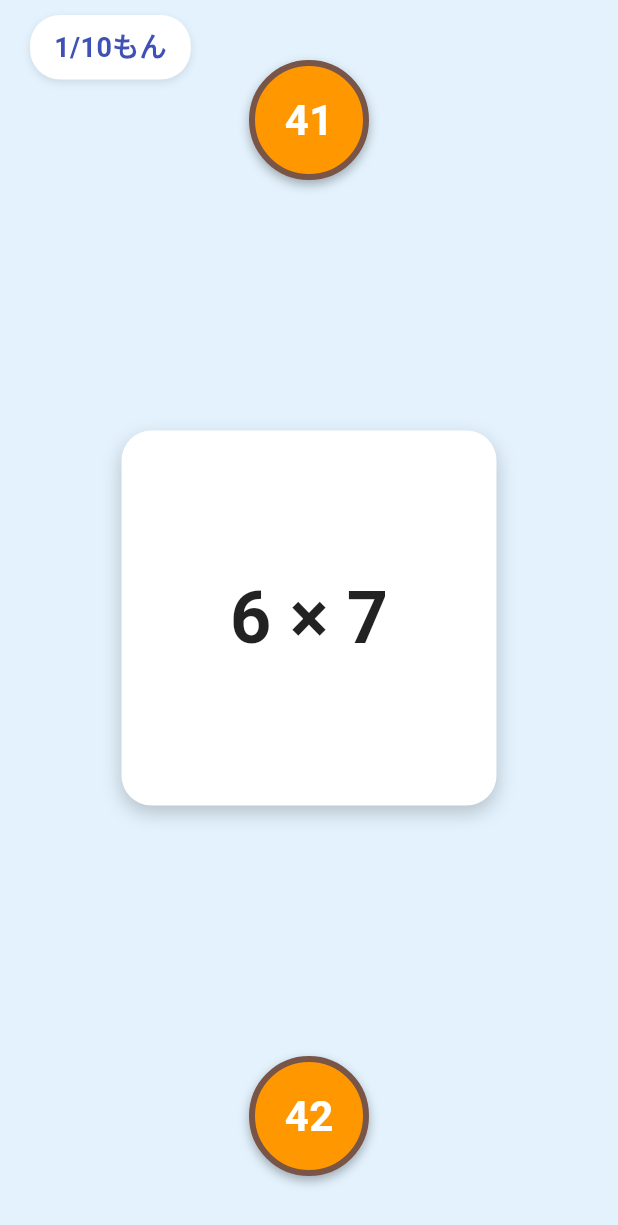
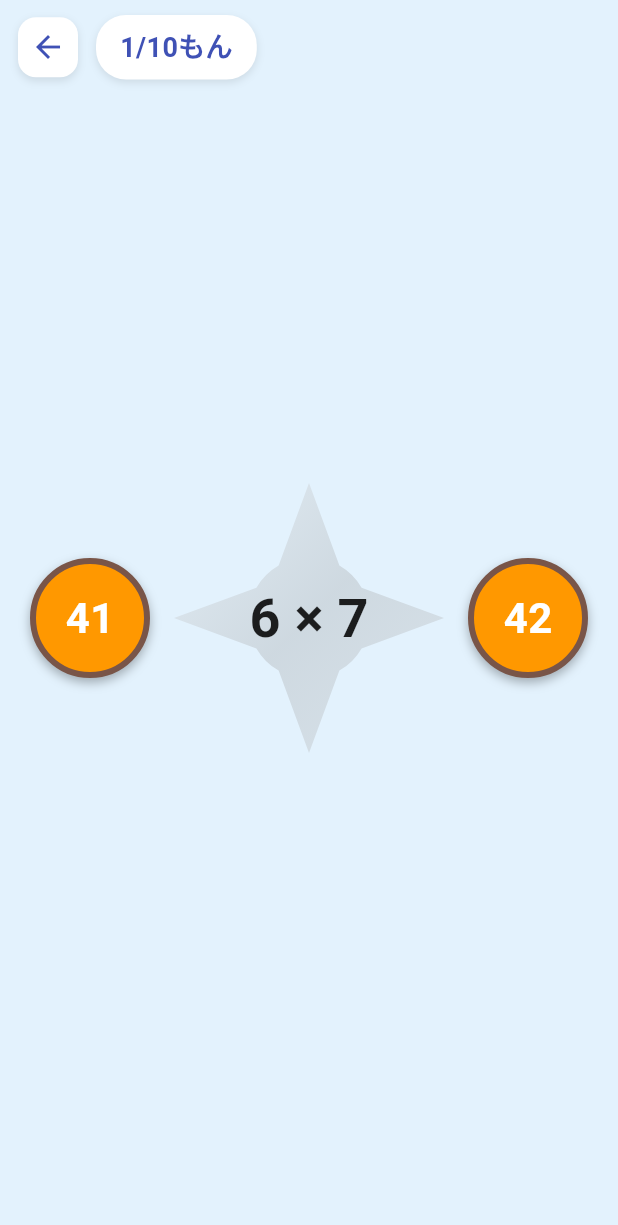
Before and after one commit to breaking-brake/kuku_shuriken, a Flutter app: the screen it shows after launch, after a tap on "かんたん", on a phone screen of 412 x 824 dp. Shown: the top 1225 px of the screen. Run offline on Flutter 3.47's test engine with Material 3 defaults, Android fonts, the phone set to English and light mode, and no system bars; our stand-ins replace audioplayers.

Commit message:
feat: redesign card as shuriken shape with improved UX
- Add ShurikenClipper for shuriken-shaped card
- Make card background semi-transparent (text stays opaque)
- Add rotation animation when shuriken flies (1.5 rotations)
- Shuriken flies off screen instead of stopping at target
- Adjust animation speed by direction (left/right slower)
- Change easy difficulty from up/down to left/right
- Add back button to game screen header

🤖 Generated with [Claude Code](https://claude.com/claude-code)

Co-Authored-By: Claude Opus 4.5 <noreply@anthropic.com>

```diff
--- a/lib/domain/entities/difficulty.dart
+++ b/lib/domain/entities/difficulty.dart
@@ -2,11 +2,11 @@ import 'swipe_direction.dart';
 
 /// 難易度を表すEnum
 enum Difficulty {
-  /// かんたん: 2方向（上下）
+  /// かんたん: 2方向（左右）
   easy(
     label: 'かんたん',
     targetCount: 2,
-    directions: [SwipeDirection.up, SwipeDirection.down],
+    directions: [SwipeDirection.left, SwipeDirection.right],
   ),
 
   /// ふつう: 3方向（上左右）
--- a/lib/presentation/screens/game_screen.dart
+++ b/lib/presentation/screens/game_screen.dart
@@ -4,6 +4,7 @@ import 'package:flutter/material.dart';
 import '../../data/audio/audio_player.dart';
 import '../../domain/entities/difficulty.dart';
 import '../../domain/entities/game_state.dart';
+import '../../domain/entities/question.dart';
 import '../../domain/entities/swipe_direction.dart';
 import '../../domain/usecases/audio_usecase.dart';
 import '../../domain/usecases/game_usecase.dart';
@@ -31,6 +32,7 @@ class _GameScreenState extends State<GameScreen> {
   bool _isAnimating = false;
   SwipeDirection? _lastSwipeDirection;
   bool? _lastAnswerCorrect;
+  Question? _lastQuestion;
 
   @override
   void initState() {
@@ -62,8 +64,9 @@ class _GameScreenState extends State<GameScreen> {
 
   /// 難易度に応じたスワイプ方向を制限する
   SwipeOptions _getAllowedSwipeOptions() {
-    final directions =
-        _gameState.currentTargets.map((t) => t.direction).toSet();
+    final directions = _gameState.currentTargets
+        .map((t) => t.direction)
+        .toSet();
     return SwipeOptions.only(
       up: directions.contains(SwipeDirection.up),
       down: directions.contains(SwipeDirection.down),
@@ -95,6 +98,7 @@ class _GameScreenState extends State<GameScreen> {
       _isAnimating = true;
       _lastSwipeDirection = swipeDirection;
       _lastAnswerCorrect = selectedTarget.isCorrect;
+      _lastQuestion = _gameState.currentQuestion;
     });
 
     // 効果音再生
@@ -116,6 +120,7 @@ class _GameScreenState extends State<GameScreen> {
       _isAnimating = false;
       _lastSwipeDirection = null;
       _lastAnswerCorrect = null;
+      _lastQuestion = null;
     });
 
     // ゲーム終了判定
@@ -139,19 +144,42 @@ class _GameScreenState extends State<GameScreen> {
       body: SafeArea(
         child: Stack(
           children: [
-            // ヘッダー（進捗表示と連続正解数）
+            // ヘッダー（戻るボタン、進捗表示、連続正解数）
             Positioned(
               top: 0,
               left: 0,
               right: 0,
               child: Padding(
                 padding: const EdgeInsets.symmetric(
-                  horizontal: 20,
+                  horizontal: 12,
                   vertical: 10,
                 ),
                 child: Row(
-                  mainAxisAlignment: MainAxisAlignment.spaceBetween,
                   children: [
+                    // 戻るボタン
+                    GestureDetector(
+                      onTap: () => Navigator.pop(context),
+                      child: Container(
+                        padding: const EdgeInsets.all(8),
+                        decoration: BoxDecoration(
+                          color: Colors.white,
+                          borderRadius: BorderRadius.circular(12),
+                          boxShadow: [
+                            BoxShadow(
+                              color: Colors.black.withValues(alpha: 0.1),
+                              blurRadius: 4,
+                              offset: const Offset(0, 2),
+                            ),
+                          ],
+                        ),
+                        child: const Icon(
+                          Icons.arrow_back,
+                          color: Colors.indigo,
+                          size: 24,
+                        ),
+                      ),
+                    ),
+                    const SizedBox(width: 12),
                     // 進捗表示
                     Container(
                       padding: const EdgeInsets.symmetric(
@@ -178,7 +206,7 @@ class _GameScreenState extends State<GameScreen> {
                         ),
                       ),
                     ),
-
+                    const Spacer(),
                     // 連続正解数表示
                     if (_gameState.currentStreak > 0)
                       Container(
@@ -224,8 +252,8 @@ class _GameScreenState extends State<GameScreen> {
             Center(
               child: _gameState.currentQuestion != null && !_isAnimating
                   ? SizedBox(
-                      width: 250,
-                      height: 250,
+                      width: 180,
+                      height: 180,
                       child: AppinioSwiper(
                         controller: _swiperController,
                         cardCount: 1,
@@ -247,12 +275,15 @@ class _GameScreenState extends State<GameScreen> {
             ),
 
             // 手裏剣アニメーション
-            if (_isAnimating && _lastSwipeDirection != null)
+            if (_isAnimating &&
+                _lastSwipeDirection != null &&
+                _lastQuestion != null)
               Center(
                 child: ShurikenAnimation(
                   direction: _lastSwipeDirection!,
                   isCorrect: _lastAnswerCorrect ?? false,
                   onComplete: _onAnimationComplete,
+                  question: _lastQuestion!,
                 ),
               ),
           ],
--- a/lib/presentation/widgets/question_card.dart
+++ b/lib/presentation/widgets/question_card.dart
@@ -1,36 +1,47 @@
 import 'package:flutter/material.dart';
 
 import '../../domain/entities/question.dart';
+import 'shuriken_clipper.dart';
 
-/// 九九の問題を表示するカードWidget
+/// 九九の問題を表示する手裏剣型カードWidget
 class QuestionCard extends StatelessWidget {
   final Question question;
+  final double size;
+  final double backgroundOpacity;
 
-  const QuestionCard({super.key, required this.question});
+  const QuestionCard({
+    super.key,
+    required this.question,
+    this.size = 150,
+    this.backgroundOpacity = 0.3, // 背景のみ半透明（文字は不透明）
+  });
 
   @override
   Widget build(BuildContext context) {
-    return Container(
-      width: 200,
-      height: 200,
+    return ClipPath(
+      clipper: ShurikenClipper(),
+      child: Container(
+        width: size,
+        height: size,
         decoration: BoxDecoration(
-        color: Colors.white,
-        borderRadius: BorderRadius.circular(20),
-        boxShadow: [
-          BoxShadow(
-            color: Colors.black.withValues(alpha: 0.2),
-            blurRadius: 10,
-            offset: const Offset(0, 5),
+          gradient: LinearGradient(
+            begin: Alignment.topLeft,
+            end: Alignment.bottomRight,
+            colors: [
+              Colors.grey[300]!.withValues(alpha: backgroundOpacity),
+              Colors.grey[500]!.withValues(alpha: backgroundOpacity),
+              Colors.grey[400]!.withValues(alpha: backgroundOpacity),
+            ],
           ),
-        ],
         ),
         child: Center(
           child: Text(
             question.displayText,
             style: const TextStyle(
-            fontSize: 48,
+              fontSize: 36,
               fontWeight: FontWeight.bold,
               color: Colors.black87,
+            ),
           ),
         ),
       ),
--- /dev/null
+++ b/lib/presentation/widgets/shuriken_clipper.dart
@@ -0,0 +1,70 @@
+import 'dart:math' as math;
+
+import 'package:flutter/material.dart';
+
+/// 手裏剣形状のCustomClipper
+/// 4つの刃がある手裏剣シルエットを生成
+class ShurikenClipper extends CustomClipper<Path> {
+  @override
+  Path getClip(Size size) {
+    final path = Path();
+    final center = Offset(size.width / 2, size.height / 2);
+    final radius = size.width / 2;
+
+    // 中央の円の半径（問題文を表示するスペース）
+    final innerRadius = radius * 0.45;
+    // 刃の先端までの距離
+    final outerRadius = radius;
+    // 刃の根元の幅（角度）
+    final bladeBaseAngle = math.pi / 6; // 30度
+
+    // 4つの刃を描画（上、右、下、左）
+    for (int i = 0; i < 4; i++) {
+      final baseAngle = -math.pi / 2 + (i * math.pi / 2); // 上から開始
+
+      // 刃の先端
+      final tipX = center.dx + outerRadius * math.cos(baseAngle);
+      final tipY = center.dy + outerRadius * math.sin(baseAngle);
+
+      // 刃の左側の根元
+      final leftBaseX =
+          center.dx + innerRadius * math.cos(baseAngle - bladeBaseAngle);
+      final leftBaseY =
+          center.dy + innerRadius * math.sin(baseAngle - bladeBaseAngle);
+
+      // 刃の右側の根元
+      final rightBaseX =
+          center.dx + innerRadius * math.cos(baseAngle + bladeBaseAngle);
+      final rightBaseY =
+          center.dy + innerRadius * math.sin(baseAngle + bladeBaseAngle);
+
+      if (i == 0) {
+        path.moveTo(leftBaseX, leftBaseY);
+      } else {
+        path.lineTo(leftBaseX, leftBaseY);
+      }
+      path.lineTo(tipX, tipY);
+      path.lineTo(rightBaseX, rightBaseY);
+
+      // 次の刃の左側根元まで円弧で繋ぐ
+      final nextBaseAngle = -math.pi / 2 + ((i + 1) * math.pi / 2);
+      final nextLeftBaseX =
+          center.dx + innerRadius * math.cos(nextBaseAngle - bladeBaseAngle);
+      final nextLeftBaseY =
+          center.dy + innerRadius * math.sin(nextBaseAngle - bladeBaseAngle);
+
+      // 円弧で中央部分を繋ぐ
+      path.arcToPoint(
+        Offset(nextLeftBaseX, nextLeftBaseY),
+        radius: Radius.circular(innerRadius),
+        clockwise: true,
+      );
+    }
+
+    path.close();
+    return path;
+  }
+
+  @override
+  bool shouldReclip(covariant CustomClipper<Path> oldClipper) => false;
+}
```
Also changed, not shown: lib/presentation/widgets/shuriken_animation.dart (+48 -64 lines). Lines whose indentation alone changed are shown as unchanged.
